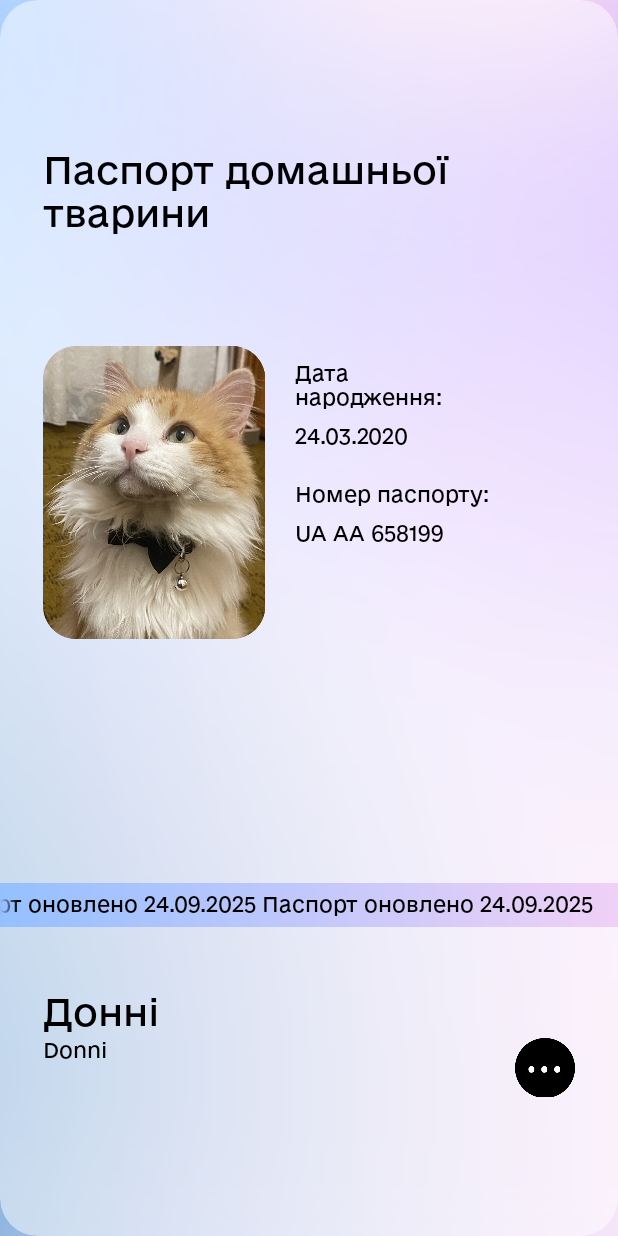
After one commit to kozlov4/ePet, an Android app: the layout item_passport.xml on its own in the app's theme, with its tools: preview values and no code run, on a phone screen of 412 x 824 dp. The commit adds this screen. Run offline under Robolectric (Android 15) with nearby library versions, the phone set to English and light mode, and no system bars.

Commit message:
Додано візуал паспорту тварини

```diff
--- /dev/null
+++ b/android/app/src/main/res/drawable/bg_marquee.xml
@@ -0,0 +1,6 @@
+<?xml version="1.0" encoding="utf-8"?>
+<shape xmlns:android="http://schemas.android.com/apk/res/android" android:shape="rectangle">
+    <gradient
+        android:startColor="#95C0FF"
+        android:endColor="#F0D0F6" />
+</shape>
--- a/android/app/src/main/res/layout/activity_main.xml
+++ b/android/app/src/main/res/layout/activity_main.xml
@@ -31,7 +31,6 @@
         app:layout_constraintStart_toStartOf="parent"
         app:layout_constraintTop_toTopOf="@+id/guideline_horizontal_menu">
 
-        <!-- Feed -->
         <LinearLayout
             android:id="@+id/ll_to_feed"
             android:layout_width="0dp"
@@ -59,7 +58,6 @@
                 android:textSize="11sp" />
         </LinearLayout>
 
-        <!-- Documents -->
         <LinearLayout
             android:id="@+id/ll_to_documents"
             android:layout_width="0dp"
@@ -87,7 +85,6 @@
                 android:textSize="11sp" />
         </LinearLayout>
 
-        <!-- Services -->
         <LinearLayout
             android:id="@+id/ll_to_services"
             android:layout_width="0dp"
@@ -115,7 +112,6 @@
                 android:textSize="11sp" />
         </LinearLayout>
 
-        <!-- Menu -->
         <LinearLayout
             android:id="@+id/ll_to_menu"
             android:layout_width="0dp"
--- a/android/app/src/main/res/layout/fragment_documents.xml
+++ b/android/app/src/main/res/layout/fragment_documents.xml
@@ -4,25 +4,30 @@
     android:layout_width="match_parent"
     android:layout_height="match_parent">
 
+    <androidx.recyclerview.widget.RecyclerView
+        android:id="@+id/rv_passports"
+        android:layout_width="0dp"
+        android:layout_height="0dp"
+        android:clipToPadding="false"
+        android:overScrollMode="never"
+        app:layout_constraintEnd_toEndOf="parent"
+        app:layout_constraintStart_toStartOf="parent"
+        app:layout_constraintTop_toTopOf="@+id/guideline_horizontal_documents"
+        app:layout_constraintBottom_toBottomOf="@+id/guideline_horizontal_menu" />
+
     <androidx.constraintlayout.widget.Guideline
         android:id="@+id/guideline_horizontal_documents"
         android:layout_width="wrap_content"
         android:layout_height="wrap_content"
         android:orientation="horizontal"
-        app:layout_constraintGuide_percent="0.12" />
+        app:layout_constraintGuide_percent="0.2" />
 
     <androidx.constraintlayout.widget.Guideline
-        android:id="@+id/guideline_vertical_left"
+        android:id="@+id/guideline_horizontal_menu"
         android:layout_width="wrap_content"
         android:layout_height="wrap_content"
-        android:orientation="vertical"
-        app:layout_constraintGuide_percent="0.07" />
+        android:orientation="horizontal"
+        app:layout_constraintGuide_percent="0.865" />
 
-    <androidx.constraintlayout.widget.Guideline
-        android:id="@+id/guideline_vertical_right"
-        android:layout_width="wrap_content"
-        android:layout_height="wrap_content"
-        android:orientation="vertical"
-        app:layout_constraintGuide_percent="0.93" />
 
 </androidx.constraintlayout.widget.ConstraintLayout>
--- a/android/app/src/main/res/layout/fragment_feed.xml
+++ b/android/app/src/main/res/layout/fragment_feed.xml
@@ -26,8 +26,6 @@
         app:layout_constraintTop_toTopOf="@+id/guideline_horizontal_fields">
 
     </LinearLayout>
-
-
 
     <androidx.constraintlayout.widget.Guideline
         android:id="@+id/guideline_horizontal_text"
--- /dev/null
+++ b/android/app/src/main/res/layout/item_passport.xml
@@ -0,0 +1,181 @@
+<?xml version="1.0" encoding="utf-8"?>
+<androidx.cardview.widget.CardView xmlns:android="http://schemas.android.com/apk/res/android"
+    xmlns:card_view="http://schemas.android.com/apk/res-auto"
+    xmlns:app="http://schemas.android.com/apk/res-auto"
+    android:layout_width="match_parent"
+    android:layout_height="match_parent"
+    android:layout_margin="0dp"
+    card_view:cardBackgroundColor="#80FFFFFF"
+    card_view:cardElevation="0dp"
+    card_view:cardCornerRadius="25dp">
+
+    <androidx.constraintlayout.widget.ConstraintLayout
+        android:layout_width="match_parent"
+        android:layout_height="match_parent">
+
+        <TextView
+            android:id="@+id/tv_tittletext"
+            android:layout_width="wrap_content"
+            android:layout_height="wrap_content"
+            android:fontFamily="@font/e_ukraine_regular"
+            android:text="Паспорт домашньої\nтварини"
+            android:textColor="@android:color/black"
+            android:textSize="24sp"
+            card_view:layout_constraintStart_toStartOf="@+id/guideline_vertical_left"
+            card_view:layout_constraintTop_toTopOf="@+id/guideline_horizontal_tittletext" />
+
+        <ImageView
+            android:id="@+id/iv_photo"
+            android:layout_width="148dp"
+            android:layout_height="195dp"
+            android:scaleType="centerCrop"
+            android:src="@drawable/icon_cat_test"
+            card_view:layout_constraintStart_toStartOf="@+id/guideline_vertical_left"
+            card_view:layout_constraintTop_toBottomOf="@+id/guideline_horizontal_photo" />
+
+        <LinearLayout
+            android:id="@+id/ll_info"
+            android:layout_width="0dp"
+            android:layout_height="wrap_content"
+            android:orientation="vertical"
+            android:paddingStart="20dp"
+            android:paddingTop="10dp"
+            app:layout_constraintStart_toEndOf="@id/iv_photo"
+            app:layout_constraintTop_toTopOf="@id/iv_photo"
+            app:layout_constraintEnd_toEndOf="parent">
+
+            <TextView
+                android:id="@+id/tv_static_birthday"
+                android:layout_width="wrap_content"
+                android:layout_height="wrap_content"
+                android:fontFamily="@font/e_ukraine_regular"
+                android:text="Дата\nнародження:"
+                android:textColor="@android:color/black"
+                android:textSize="13sp" />
+
+            <TextView
+                android:id="@+id/tv_birthday"
+                android:layout_width="wrap_content"
+                android:layout_height="wrap_content"
+                android:fontFamily="@font/e_ukraine_regular"
+                android:text="24.03.2020"
+                android:layout_marginTop="7dp"
+                android:textColor="@android:color/black"
+                android:textSize="13sp" />
+
+            <TextView
+                android:id="@+id/tv_static_passport_number"
+                android:layout_width="wrap_content"
+                android:layout_height="wrap_content"
+                android:fontFamily="@font/e_ukraine_regular"
+                android:text="Номер паспорту:"
+                android:layout_marginTop="20dp"
+                android:textColor="@android:color/black"
+                android:textSize="13sp" />
+
+            <TextView
+                android:id="@+id/tv_passport_number"
+                android:layout_width="wrap_content"
+                android:layout_height="wrap_content"
+                android:fontFamily="@font/e_ukraine_regular"
+                android:text="UA AA 658199"
+                android:layout_marginTop="7dp"
+                android:textColor="@android:color/black"
+                android:textSize="13sp" />
+        </LinearLayout>
+
+        <TextView
+            android:id="@+id/tv_marquee"
+            android:layout_width="match_parent"
+            android:layout_height="wrap_content"
+            android:fontFamily="@font/e_ukraine_regular"
+            android:ellipsize="marquee"
+            android:focusable="true"
+            android:focusableInTouchMode="true"
+            android:freezesText="true"
+            android:marqueeRepeatLimit="marquee_forever"
+            android:scrollHorizontally="true"
+            android:singleLine="true"
+            android:text="Паспорт оновлено 24.09.2025 Паспорт оновлено 24.09.2025"
+            android:textSize="13sp"
+            android:paddingTop="5dp"
+            android:paddingBottom="5dp"
+            android:textColor="@android:color/black"
+            android:background="@drawable/bg_marquee"
+            card_view:layout_constraintBottom_toTopOf="@+id/guideline_horizontal_marquee" />
+
+        <TextView
+            android:id="@+id/tv_name_ua"
+            android:layout_width="wrap_content"
+            android:layout_height="wrap_content"
+            android:fontFamily="@font/e_ukraine_regular"
+            android:text="Донні"
+            android:textColor="@android:color/black"
+            android:textSize="24sp"
+            card_view:layout_constraintStart_toStartOf="@+id/guideline_vertical_left"
+            card_view:layout_constraintTop_toTopOf="@+id/guideline_horizontal_name" />
+
+        <TextView
+            android:id="@+id/tv_name_en"
+            android:layout_width="wrap_content"
+            android:layout_height="wrap_content"
+            android:fontFamily="@font/e_ukraine_regular"
+            android:text="Donni"
+            android:textColor="@android:color/black"
+            android:textSize="13sp"
+            card_view:layout_constraintStart_toStartOf="@+id/guideline_vertical_left"
+            card_view:layout_constraintTop_toBottomOf="@+id/tv_name_ua" />
+
+        <ImageView
+            android:id="@+id/iv_menu"
+            android:layout_width="40dp"
+            android:layout_height="40dp"
+            android:scaleType="centerCrop"
+            android:src="@drawable/icon_menu"
+            card_view:layout_constraintEnd_toStartOf="@+id/guideline_vertical_right"
+            card_view:layout_constraintTop_toBottomOf="@+id/tv_name_ua" />
+
+        <androidx.constraintlayout.widget.Guideline
+            android:id="@+id/guideline_horizontal_tittletext"
+            android:layout_width="wrap_content"
+            android:layout_height="wrap_content"
+            android:orientation="horizontal"
+            card_view:layout_constraintGuide_percent="0.12" />
+
+        <androidx.constraintlayout.widget.Guideline
+            android:id="@+id/guideline_horizontal_photo"
+            android:layout_width="wrap_content"
+            android:layout_height="wrap_content"
+            android:orientation="horizontal"
+            card_view:layout_constraintGuide_percent="0.28" />
+
+        <androidx.constraintlayout.widget.Guideline
+            android:id="@+id/guideline_horizontal_marquee"
+            android:layout_width="wrap_content"
+            android:layout_height="wrap_content"
+            android:orientation="horizontal"
+            card_view:layout_constraintGuide_percent="0.75" />
+
+        <androidx.constraintlayout.widget.Guideline
+            android:id="@+id/guideline_horizontal_name"
+            android:layout_width="wrap_content"
+            android:layout_height="wrap_content"
+            android:orientation="horizontal"
+            card_view:layout_constraintGuide_percent="0.8" />
+
+        <androidx.constraintlayout.widget.Guideline
+            android:id="@+id/guideline_vertical_left"
+            android:layout_width="wrap_content"
+            android:layout_height="wrap_content"
+            android:orientation="vertical"
+            card_view:layout_constraintGuide_percent="0.07" />
+
+        <androidx.constraintlayout.widget.Guideline
+            android:id="@+id/guideline_vertical_right"
+            android:layout_width="wrap_content"
+            android:layout_height="wrap_content"
+            android:orientation="vertical"
+            card_view:layout_constraintGuide_percent="0.93" />
+    </androidx.constraintlayout.widget.ConstraintLayout>
+
+</androidx.cardview.widget.CardView>
```
Also changed, not shown: android/app/src/main/res/drawable/icon_cat_test.png (added), android/app/src/main/res/drawable/icon_menu.png (added).
